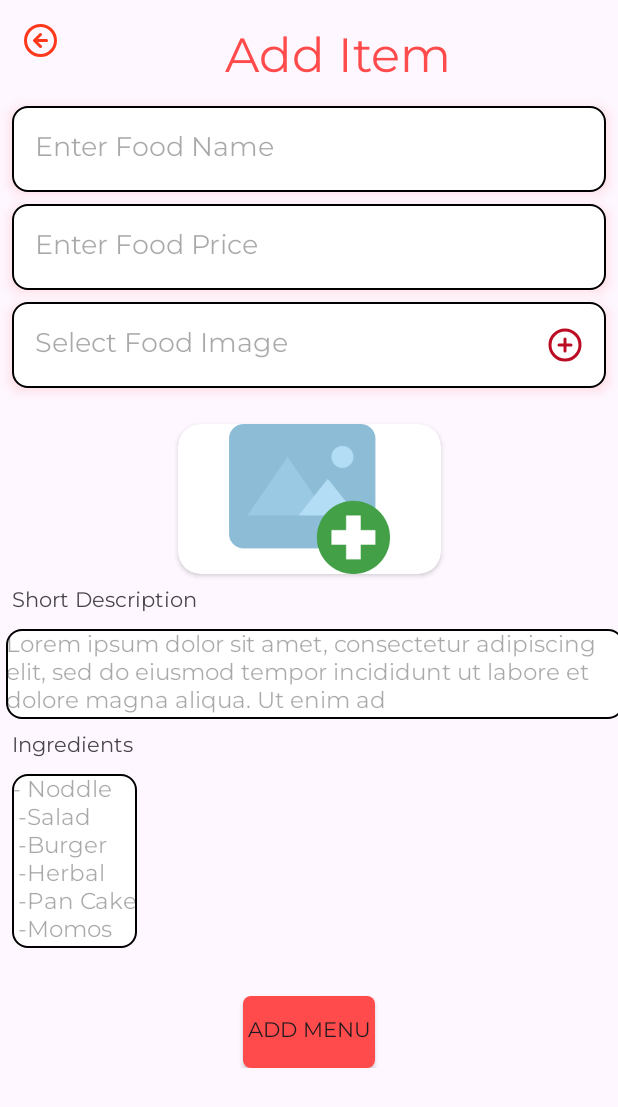
After one commit to phuonghoa1201/AdminFoodOrderingApp, an Android app: the AddItemActivity screen opened directly, with no data from a screen before it, on a phone screen of 412 x 824 dp. The commit adds this screen. Shown: the top 1107 px of the screen. Run offline under Robolectric (Android 15) with nearby library versions, the phone set to English and light mode, and no system bars; our stand-ins replace Firebase (no records; nobody signed in at launch, a user with empty details on screens opened directly).

Commit message:
add menu item

```diff
--- /dev/null
+++ b/app/src/main/java/com/example/adminfoodorderingapp/AddItemActivity.kt
@@ -0,0 +1,119 @@
+package com.example.adminfoodorderingapp
+
+import android.net.Uri
+import android.os.Bundle
+import android.widget.Toast
+import androidx.activity.enableEdgeToEdge
+import androidx.activity.result.PickVisualMediaRequest
+import androidx.activity.result.contract.ActivityResultContracts
+import androidx.appcompat.app.AppCompatActivity
+import androidx.core.view.ViewCompat
+import androidx.core.view.WindowInsetsCompat
+import com.example.adminfoodorderingapp.databinding.ActivityAddItemBinding
+import com.example.adminfoodorderingapp.model.AllMenu
+import com.google.firebase.auth.FirebaseAuth
+import com.google.firebase.database.FirebaseDatabase
+import com.google.firebase.ktx.Firebase
+import com.google.firebase.storage.FirebaseStorage
+
+class AddItemActivity : AppCompatActivity() {
+//    Food item detail
+    private lateinit var foodName: String
+    private lateinit var foodPrice: String
+    private lateinit var foodDescription: String
+    private lateinit var foodIngredients: String
+    private var foodImageUri: Uri? = null
+//    Firebase
+    private lateinit var auth :FirebaseAuth
+    private lateinit var database:FirebaseDatabase
+    private val binding: ActivityAddItemBinding by lazy{
+        ActivityAddItemBinding.inflate(layoutInflater)
+    }
+    override fun onCreate(savedInstanceState: Bundle?) {
+        super.onCreate(savedInstanceState)
+        setContentView(binding.root)
+//        initialize
+        auth = FirebaseAuth.getInstance()
+//        intialize firebase database Instance
+        database = FirebaseDatabase.getInstance()
+
+        binding.addItemBtn.setOnClickListener {
+//            get data from fields
+            foodName = binding.foodName.toString().trim()
+            foodPrice = binding.foodPrice.toString().trim()
+            foodDescription = binding.description.toString().trim()
+            foodIngredients = binding.ingredient.toString().trim()
+
+            if(!(foodName.isBlank() || foodPrice.isBlank()|| foodDescription.isBlank()||foodIngredients.isBlank()))
+            {
+                uploadData()
+                Toast.makeText(this,"Item Add Successfully",Toast.LENGTH_SHORT).show()
+                finish()
+            } else  {
+                Toast.makeText(this,"Fill all the detail",Toast.LENGTH_SHORT).show()
+            }
+        }
+        binding.selectImg.setOnClickListener {
+            pickImage.launch("image/*")
+        }
+
+
+        binding.backBtn.setOnClickListener {
+            finish()
+        }
+
+//        binding.selectImg.setOnClickListener {
+//            pickImage.launch(PickVisualMediaRequest(ActivityResultContracts.PickVisualMedia.ImageOnly)) // chon hinh anh
+//        }
+    }
+
+    private fun uploadData() {
+//        get a reference to the "menu" node in the database
+        val menuRef = database.getReference("menu")
+//        generate a unique key for the new menu item
+        val newItemKey = menuRef.push().key
+
+        if(foodImageUri != null) {
+            val storageRef = FirebaseStorage.getInstance().reference
+            val imageRef = storageRef.child("menu_images${newItemKey}.jpg")
+            val uploadTask = imageRef.putFile(foodImageUri!!)
+
+            uploadTask.addOnSuccessListener {
+                imageRef.downloadUrl.addOnSuccessListener {
+                    downloadUrl ->
+//                    create a new menu item
+                    val newItem = AllMenu(
+                        foodName = foodName,
+                        foodPrice=foodPrice,
+                        foodDescription=foodDescription,
+                        foodIngredient = foodIngredients,
+                        foodImage = downloadUrl.toString()
+                    )
+                    newItemKey?.let{
+                        key ->
+                        menuRef.child(key).setValue(newItem).addOnSuccessListener {
+                            Toast.makeText(this,"data uploaded successfully",Toast.LENGTH_SHORT).show()
+
+                        }.addOnFailureListener {
+                            Toast.makeText(this,"data uploaded fail",Toast.LENGTH_SHORT).show()
+                        }
+                    }
+
+                }
+
+            }.addOnFailureListener {
+                Toast.makeText(this,"Image uploaded fail",Toast.LENGTH_SHORT).show()
+            }
+
+        }else {
+                Toast.makeText(this,"Please select an image",Toast.LENGTH_SHORT).show()
+        }
+    }
+
+    private val pickImage = registerForActivityResult(ActivityResultContracts.GetContent()) { uri ->
+        if(uri != null) {
+            binding.selectedImg.setImageURI(uri) // hien thi hinh anh
+            foodImageUri = uri
+        }
+    }
+}
--- a/app/src/main/res/drawable/edittextshape.xml
+++ b/app/src/main/res/drawable/edittextshape.xml
@@ -3,7 +3,7 @@
 
     <corners android:radius="10dp"/>
     <solid android:color="@color/white"/>
-    <stroke android:width="3dp"
+    <stroke android:width="1dp"
         android:color="@color/black"/>
 
 </shape>
--- /dev/null
+++ b/app/src/main/res/layout/activity_add_item.xml
@@ -0,0 +1,181 @@
+<?xml version="1.0" encoding="utf-8"?>
+<androidx.constraintlayout.widget.ConstraintLayout xmlns:android="http://schemas.android.com/apk/res/android"
+    xmlns:app="http://schemas.android.com/apk/res-auto"
+    xmlns:tools="http://schemas.android.com/tools"
+    android:id="@+id/main"
+    android:layout_width="match_parent"
+    android:layout_height="match_parent"
+    tools:context=".AddItemActivity">
+
+    <ScrollView
+        android:layout_width="0dp"
+        android:layout_height="match_parent"
+        android:scrollbars="none"
+        app:layout_constraintBottom_toBottomOf="parent"
+        app:layout_constraintEnd_toEndOf="parent"
+        app:layout_constraintStart_toStartOf="parent"
+        app:layout_constraintTop_toTopOf="parent" >
+
+        <androidx.constraintlayout.widget.ConstraintLayout
+            android:layout_width="match_parent"
+            android:layout_height="match_parent">
+
+            <ImageView
+                android:id="@+id/backBtn"
+                android:layout_width="wrap_content"
+                android:layout_height="wrap_content"
+                android:layout_marginStart="16dp"
+                android:layout_marginTop="16dp"
+                android:background="@android:color/transparent"
+                android:scaleType="centerCrop"
+                android:src="@drawable/icon_exit"
+                app:layout_constraintStart_toStartOf="parent"
+                app:layout_constraintTop_toTopOf="parent" />
+
+            <TextView
+                android:id="@+id/textView10"
+                android:layout_width="wrap_content"
+                android:layout_height="wrap_content"
+                android:fontFamily="@font/montserrat"
+                android:text="Add Item"
+                android:textColor="@color/orange"
+                android:textSize="32sp"
+                app:layout_constraintEnd_toEndOf="parent"
+                app:layout_constraintStart_toEndOf="@+id/backBtn"
+                app:layout_constraintTop_toTopOf="@+id/backBtn" />
+
+            <EditText
+                android:id="@+id/foodName"
+                android:layout_width="0dp"
+                android:layout_height="57dp"
+                android:background="@drawable/edittextshape"
+                android:elevation="5dp"
+                android:fontFamily="@font/montserrat"
+                android:hint="Enter Food Name"
+                android:inputType="text"
+                android:outlineSpotShadowColor="@color/orange"
+                android:paddingLeft="15dp"
+                android:layout_margin="8dp"
+                app:layout_constraintEnd_toEndOf="parent"
+                app:layout_constraintStart_toStartOf="parent"
+                app:layout_constraintTop_toBottomOf="@+id/textView10" />
+
+            <EditText
+                android:id="@+id/foodPrice"
+                android:layout_width="0dp"
+                android:layout_height="57dp"
+                android:layout_margin="8dp"
+                android:background="@drawable/edittextshape"
+                android:elevation="5dp"
+                android:fontFamily="@font/montserrat"
+                android:hint="Enter Food Price"
+                android:inputType="text"
+                android:outlineSpotShadowColor="@color/orange"
+                android:paddingLeft="15dp"
+                app:layout_constraintEnd_toEndOf="parent"
+                app:layout_constraintStart_toStartOf="parent"
+                app:layout_constraintTop_toBottomOf="@+id/foodName" />
+
+            <EditText
+                android:id="@+id/selectImg"
+                android:layout_width="0dp"
+                android:layout_height="57dp"
+                android:layout_margin="8dp"
+                android:background="@drawable/edittextshape"
+                android:drawableRight="@drawable/ic_plus"
+                android:elevation="5dp"
+                android:fontFamily="@font/montserrat"
+                android:hint="Select Food Image"
+                android:inputType="none"
+                android:outlineSpotShadowColor="@color/orange"
+                android:paddingLeft="15dp"
+                android:paddingRight="15dp"
+                app:layout_constraintEnd_toEndOf="parent"
+                app:layout_constraintStart_toStartOf="parent"
+                app:layout_constraintTop_toBottomOf="@+id/foodPrice" />
+
+            <androidx.cardview.widget.CardView
+                android:id="@+id/cardView2"
+                android:layout_width="wrap_content"
+                android:layout_height="wrap_content"
+                android:layout_marginTop="24dp"
+                app:cardCornerRadius="15dp"
+                app:layout_constraintEnd_toEndOf="@+id/selectImg"
+                app:layout_constraintStart_toStartOf="@+id/selectImg"
+                app:layout_constraintTop_toBottomOf="@+id/selectImg">
+
+                <ImageView
+                    android:id="@+id/selectedImg"
+                    android:layout_width="175dp"
+                    android:layout_height="100dp"
+                    android:scaleType="fitCenter"
+                    android:src="@drawable/addmig" />
+            </androidx.cardview.widget.CardView>
+
+            <TextView
+                android:id="@+id/textView11"
+                android:layout_width="wrap_content"
+                android:layout_height="wrap_content"
+                android:text="Short Description"
+                android:layout_margin="8dp"
+                android:fontFamily="@font/montserrat"
+                app:layout_constraintStart_toStartOf="parent"
+                app:layout_constraintTop_toBottomOf="@+id/cardView2" />
+
+            <EditText
+                android:id="@+id/description"
+                android:layout_width="wrap_content"
+                android:layout_height="wrap_content"
+                android:layout_marginStart="8dp"
+                android:layout_marginTop="8dp"
+                android:fontFamily="@font/montserrat"
+                android:background="@drawable/edittextshape"
+                android:textSize="15sp"
+                android:hint="Lorem ipsum dolor sit amet, consectetur adipiscing elit, sed do eiusmod tempor incididunt ut labore et dolore magna aliqua. Ut enim ad "
+                app:layout_constraintEnd_toEndOf="parent"
+                app:layout_constraintStart_toStartOf="parent"
+                app:layout_constraintTop_toBottomOf="@+id/textView11" />
+
+            <TextView
+                android:id="@+id/textView20"
+                android:layout_width="wrap_content"
+                android:layout_height="wrap_content"
+                android:layout_margin="8dp"
+                android:layout_marginStart="16dp"
+                android:layout_marginTop="8dp"
+                android:fontFamily="@font/montserrat"
+                android:text="Ingredients"
+                app:layout_constraintStart_toStartOf="parent"
+                app:layout_constraintTop_toBottomOf="@+id/description" />
+
+            <EditText
+                android:id="@+id/ingredient"
+                android:layout_width="wrap_content"
+                android:layout_height="wrap_content"
+                android:layout_margin="8dp"
+                android:background="@drawable/edittextshape"
+                android:fontFamily="@font/montserrat"
+                android:hint="- Noddle\n -Salad\n -Burger\n -Herbal\n -Pan Cake\n -Momos"
+                android:textSize="15sp"
+                app:layout_constraintStart_toStartOf="parent"
+                app:layout_constraintTop_toBottomOf="@+id/textView20" />
+
+            <androidx.appcompat.widget.AppCompatButton
+                android:id="@+id/addItemBtn"
+                android:layout_width="wrap_content"
+                android:layout_height="wrap_content"
+                android:layout_marginTop="32dp"
+                android:background="@drawable/addtocartshape"
+                android:fontFamily="@font/montserrat"
+                android:text="Add Menu"
+                app:layout_constraintBottom_toBottomOf="parent"
+                app:layout_constraintEnd_toEndOf="parent"
+                app:layout_constraintStart_toStartOf="parent"
+                app:layout_constraintTop_toBottomOf="@+id/ingredient" />
+
+
+        </androidx.constraintlayout.widget.ConstraintLayout>
+
+    </ScrollView>
+
+</androidx.constraintlayout.widget.ConstraintLayout>
--- a/app/src/main/res/layout/activity_main.xml
+++ b/app/src/main/res/layout/activity_main.xml
@@ -190,6 +190,7 @@
         app:layout_constraintTop_toBottomOf="@+id/cardView">
 
         <androidx.constraintlayout.widget.ConstraintLayout
+            android:id="@+id/addMenu"
             android:background="@drawable/chargescreen"
             android:layout_width="match_parent"
             android:layout_height="match_parent"
@@ -229,6 +230,7 @@
         app:layout_constraintTop_toTopOf="@+id/cardView10">
 
         <androidx.constraintlayout.widget.ConstraintLayout
+            android:id="@+id/allItemMenu"
             android:background="@drawable/chargescreen"
             android:layout_width="match_parent"
             android:layout_height="match_parent">
--- a/build.gradle.kts
+++ b/build.gradle.kts
@@ -1,5 +1,11 @@
+buildscript {
+    dependencies {
+        classpath("com.google.gms:google-services:4.4.1")
+    }
+}
 // Top-level build file where you can add configuration options common to all sub-projects/modules.
 plugins {
     id("com.android.application") version "8.2.1" apply false
     id("org.jetbrains.kotlin.android") version "1.9.22" apply false
+    id("com.google.gms.google-services") version "4.4.1" apply false
 }
```
Also changed, not shown: app/build.gradle.kts (+9 -0 lines), app/src/main/AndroidManifest.xml (+17 -7 lines), app/src/main/java/com/example/adminfoodorderingapp/AllItemActivity.kt (added, +37 -0 lines), app/src/main/java/com/example/adminfoodorderingapp/MainActivity.kt (+15 -1 lines), app/src/main/java/com/example/adminfoodorderingapp/adapter/AddItemAdapter.kt (added, +66 -0 lines), app/src/main/java/com/example/adminfoodorderingapp/model/AllMenu.kt (added, +9 -0 lines), app/src/main/res/layout/activity_all_item.xml (added, +44 -0 lines), app/src/main/res/layout/item_item.xml (added, +112 -0 lines), app/src/main/res/drawable/addmig.png (added), 1 other file.
